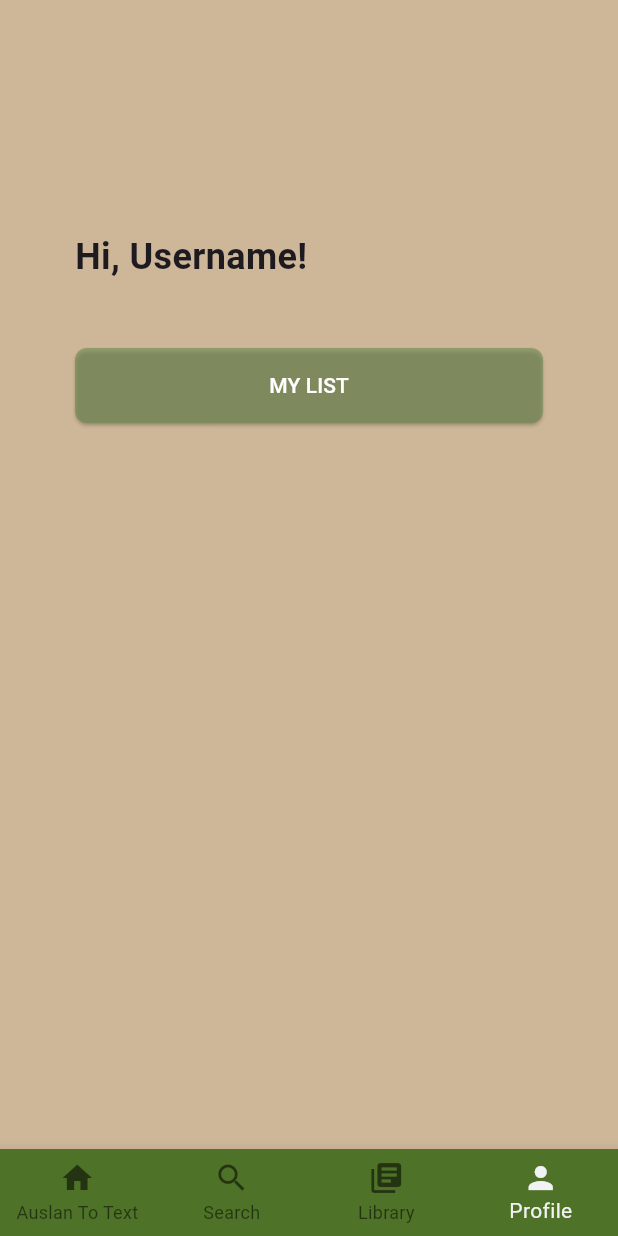
After one commit to hoanganhnguyen1198/auslan_translator_app, a Flutter app: the screen it shows after launch, item 4 of the bottom bar chosen, after a tap on "MY LIST", on a phone screen of 412 x 824 dp. The commit adds this screen. Run offline on Flutter 3.47's test engine with Material 3 defaults, Android fonts, the phone set to English and light mode, and no system bars; our stand-ins replace sizer, video_player; project files that could hold a hidden picture were left out.

Commit message:
add user page

```diff
--- a/lib/screens/library.dart
+++ b/lib/screens/library.dart
@@ -2,6 +2,7 @@ import 'dart:convert';
 import 'package:flutter/material.dart';
 import 'package:flutter/services.dart' show rootBundle;
 import 'library_list.dart';
+import 'user.dart';
 
 class AuslanLibraryScreen extends StatefulWidget {
   @override
@@ -84,6 +85,11 @@ class _AuslanLibraryScreenState extends State<AuslanLibraryScreen> {
           setState(() {
             _currentIndex = index;
           });
+          if (index == 3) {
+            // 假设'Profile'在底部导航的第四个位置
+            Navigator.push(
+                context, MaterialPageRoute(builder: (context) => UserScreen()));
+          }
         },
         items: [
           BottomNavigationBarItem(
--- /dev/null
+++ b/lib/screens/user.dart
@@ -0,0 +1,86 @@
+import 'package:flutter/material.dart';
+import 'library.dart';
+
+class UserScreen extends StatefulWidget {
+  @override
+  _UserScreenState createState() => _UserScreenState();
+}
+
+class _UserScreenState extends State<UserScreen> {
+  int _currentIndex = 3;
+  void _onItemTapped(int index) {
+    setState(() {
+      _currentIndex = index;
+    });
+    switch (index) {
+      case 2:
+        Navigator.pushReplacement(
+          context,
+          MaterialPageRoute(builder: (context) => AuslanLibraryScreen()),
+        );
+        break;
+    }
+  }
+
+  @override
+  Widget build(BuildContext context) {
+    return Scaffold(
+      body: SafeArea(
+        child: SingleChildScrollView(
+          child: Padding(
+            padding: const EdgeInsets.symmetric(horizontal: 50.0),
+            child: Column(
+              crossAxisAlignment: CrossAxisAlignment.start,
+              children: <Widget>[
+                SizedBox(height: 154),
+                Text(
+                  "Hi, Username!",
+                  style: TextStyle(
+                    fontSize: 24,
+                    fontWeight: FontWeight.bold,
+                  ),
+                ),
+                SizedBox(height: 44),
+                ElevatedButton(
+                  onPressed: () {},
+                  child: Text('MY LIST'),
+                  style: ElevatedButton.styleFrom(
+                    backgroundColor: Color(0xFF6f8c51).withOpacity(0.6),
+                    foregroundColor: Colors.white,
+                    shape: RoundedRectangleBorder(
+                      borderRadius: BorderRadius.circular(8.0),
+                    ),
+                    padding: EdgeInsets.symmetric(vertical: 15.0),
+                    minimumSize: Size(double.infinity, 50),
+                  ),
+                ),
+              ],
+            ),
+          ),
+        ),
+      ),
+      bottomNavigationBar: BottomNavigationBar(
+        currentIndex: _currentIndex,
+        onTap: _onItemTapped,
+        items: [
+          BottomNavigationBarItem(
+            icon: Icon(Icons.home),
+            label: 'Auslan To Text',
+          ),
+          BottomNavigationBarItem(
+            icon: Icon(Icons.search),
+            label: 'Search',
+          ),
+          BottomNavigationBarItem(
+            icon: Icon(Icons.library_books),
+            label: 'Library',
+          ),
+          BottomNavigationBarItem(
+            icon: Icon(Icons.person),
+            label: 'Profile',
+          ),
+        ],
+      ),
+    );
+  }
+}
--- a/pubspec.yaml
+++ b/pubspec.yaml
@@ -61,6 +61,7 @@ flutter:
   # To add assets to your application, add an assets section, like this:
   assets:
     - assets/images/arrow.png
+    - assets/images/bookmark.png
     - assets/categories.json
     - assets/data.json
 
```
Also changed, not shown: assets/images/bookmark.png (added), 180 other files.
